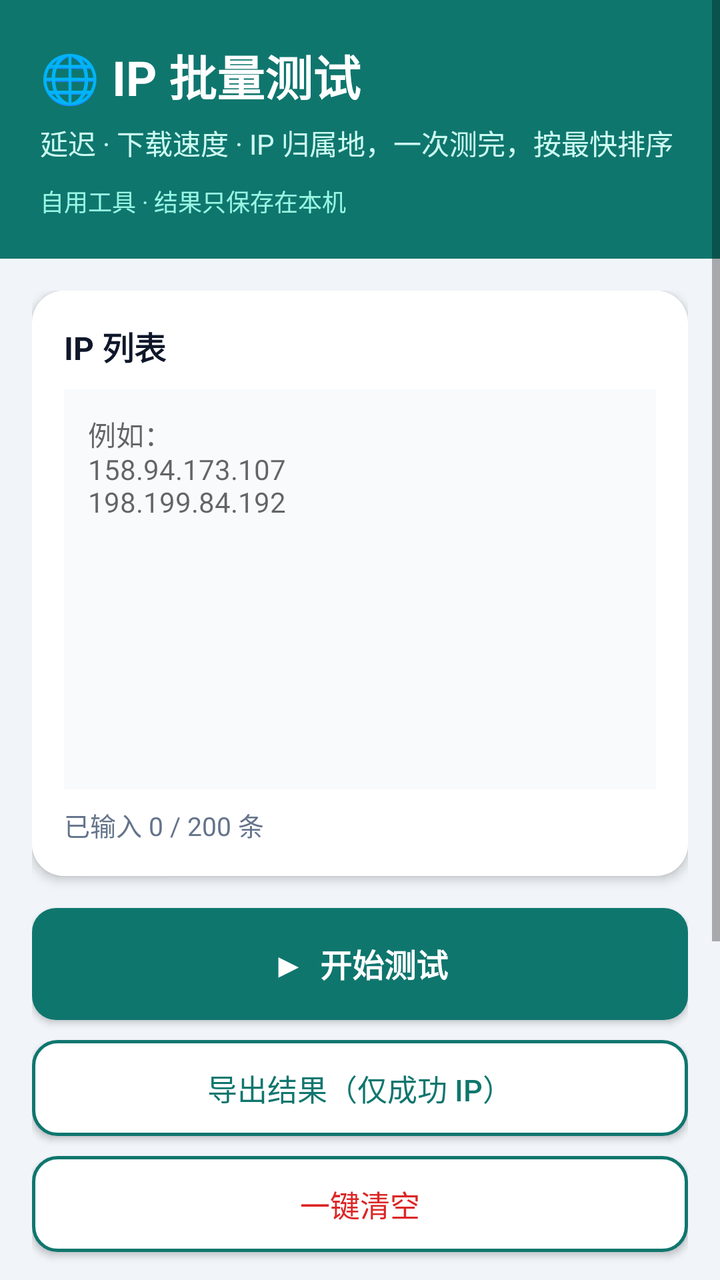
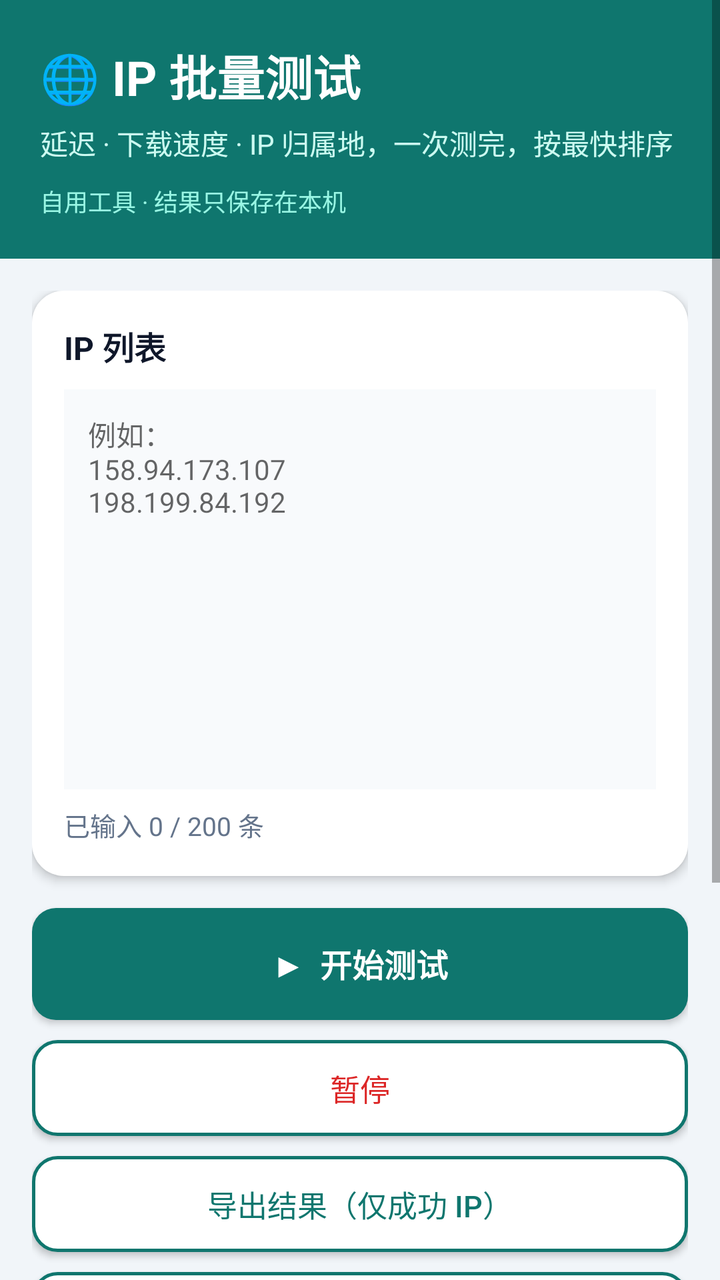

An Android layout rendered at two revisions. The XML below is the earlier revision; the diff shows what the commit changed to produce the second picture.
<!-- AndroidManifest.xml: application theme Theme.AppCompat.Light -->
<!-- res/layout/activity_main.xml -->
<?xml version="1.0" encoding="utf-8"?>
<ScrollView xmlns:android="http://schemas.android.com/apk/res/android"
    android:layout_width="match_parent" android:layout_height="match_parent"
    android:background="#F1F5F9" android:fillViewport="true">
    <LinearLayout android:layout_width="match_parent" android:layout_height="wrap_content" android:orientation="vertical">

        
        <LinearLayout android:layout_width="match_parent" android:layout_height="wrap_content"
            android:background="#0F766E" android:orientation="vertical" android:padding="20dp">
            <TextView android:layout_width="wrap_content" android:layout_height="wrap_content"
                android:text="🌐 IP 批量测试" android:textColor="#FFFFFF" android:textSize="24sp" android:textStyle="bold" />
            <TextView android:layout_width="wrap_content" android:layout_height="wrap_content"
                android:text="延迟 · 下载速度 · IP 归属地，一次测完，按最快排序" android:textColor="#CCFBF1" android:textSize="14sp" android:layout_marginTop="6dp" />
            <TextView android:layout_width="wrap_content" android:layout_height="wrap_content"
                android:text="自用工具 · 结果只保存在本机" android:textColor="#99F6E4" android:textSize="12sp" android:layout_marginTop="10dp" />
        </LinearLayout>

        <LinearLayout android:layout_width="match_parent" android:layout_height="wrap_content"
            android:orientation="vertical" android:padding="16dp">

            
            <LinearLayout android:layout_width="match_parent" android:layout_height="wrap_content"
                android:background="@drawable/bg_card" android:elevation="3dp" android:orientation="vertical" android:padding="16dp">
                <TextView android:layout_width="wrap_content" android:layout_height="wrap_content"
                    android:text="IP 列表" android:textSize="16sp" android:textStyle="bold" android:textColor="#0F172A" />
                <EditText android:id="@+id/input" android:layout_width="match_parent" android:layout_height="wrap_content"
                    android:minHeight="200dp" android:background="#F8FAFC" android:gravity="top" android:padding="12dp"
                    android:hint="例如：&#10;158.94.173.107&#10;198.199.84.192"
                    android:inputType="textMultiLine" android:textSize="14sp" android:layout_marginTop="10dp"
                    android:scrollbars="none" android:overScrollMode="never" android:isScrollContainer="false" />
                <TextView android:id="@+id/count" android:layout_width="wrap_content" android:layout_height="wrap_content"
                    android:text="已输入 0 / 200 条" android:textColor="#64748B" android:textSize="13sp" android:layout_marginTop="8dp" />
            </LinearLayout>

            <Button android:id="@+id/btnTest" android:layout_width="match_parent" android:layout_height="56dp"
                android:background="@drawable/bg_button_primary" android:text="▶  开始测试" android:textColor="#FFFFFF"
                android:textSize="16sp" android:textStyle="bold" android:layout_marginTop="16dp" />
            <Button android:id="@+id/btnExport" android:layout_width="match_parent" android:layout_height="48dp"
                android:background="@drawable/bg_button_outline" android:text="导出结果（仅成功 IP）" android:textColor="#0F766E"
                android:textSize="15sp" android:layout_marginTop="10dp" />
            <Button android:id="@+id/btnClear" android:layout_width="match_parent" android:layout_height="48dp"
                android:background="@drawable/bg_button_outline" android:text="一键清空" android:textColor="#DC2626"
                android:textSize="15sp" android:layout_marginTop="10dp" />

            <TextView android:id="@+id/status" android:layout_width="match_parent" android:layout_height="wrap_content"
                android:background="@drawable/bg_status" android:padding="12dp" android:text="还没开始测试"
                android:textColor="#115E59" android:textSize="14sp" android:layout_marginTop="16dp" />

            
            <LinearLayout android:layout_width="match_parent" android:layout_height="wrap_content"
                android:background="@drawable/bg_card" android:elevation="3dp" android:orientation="vertical"
                android:padding="16dp" android:layout_marginTop="16dp">
                <TextView android:layout_width="wrap_content" android:layout_height="wrap_content"
                    android:text="📊 测试结果（按延迟从低到高）" android:textSize="16sp" android:textStyle="bold" android:textColor="#0F172A" />
                <TextView android:id="@+id/output" android:layout_width="match_parent" android:layout_height="wrap_content"
                    android:text="结果会显示在这里" android:textColor="#334155" android:textSize="14sp"
                    android:lineSpacingExtra="4dp" android:textIsSelectable="true" android:layout_marginTop="10dp" />
            </LinearLayout>

            <TextView android:layout_width="wrap_content" android:layout_height="wrap_content"
                android:text="提示：延迟用 URL 请求实测，会自动试 443、80、8443、8080、2053、2083、2087、2096、8880 这些常用端口；失败的 IP 不显示在结果里；导出结果只导出测试成功的 IP。"
                android:textColor="#94A3B8" android:textSize="12sp" android:layout_marginTop="14dp" />
        </LinearLayout>
    </LinearLayout>
</ScrollView>
<!-- resources referenced by this layout -->
<resources>
  <!-- drawable bg_button_outline (drawable) -->
  <?xml version="1.0" encoding="utf-8"?>
  <shape xmlns:android="http://schemas.android.com/apk/res/android" android:shape="rectangle">
      <solid android:color="#FFFFFF" />
      <stroke android:width="1.5dp" android:color="#0F766E" />
      <corners android:radius="12dp" />
  </shape>
  <!-- drawable bg_button_primary (drawable) -->
  <?xml version="1.0" encoding="utf-8"?>
  <shape xmlns:android="http://schemas.android.com/apk/res/android" android:shape="rectangle">
      <solid android:color="#0F766E" />
      <corners android:radius="12dp" />
  </shape>
  <!-- drawable bg_card (drawable) -->
  <?xml version="1.0" encoding="utf-8"?>
  <shape xmlns:android="http://schemas.android.com/apk/res/android" android:shape="rectangle">
      <solid android:color="#FFFFFF" />
      <corners android:radius="16dp" />
  </shape>
  <!-- drawable bg_status (drawable) -->
  <?xml version="1.0" encoding="utf-8"?>
  <shape xmlns:android="http://schemas.android.com/apk/res/android" android:shape="rectangle">
      <solid android:color="#CCFBF1" />
      <corners android:radius="10dp" />
  </shape>
</resources>

<!-- the commit's change to res/layout/activity_main.xml (unified diff, before → after) -->
@@ -35,6 +35,9 @@
             <Button android:id="@+id/btnTest" android:layout_width="match_parent" android:layout_height="56dp"
                 android:background="@drawable/bg_button_primary" android:text="▶  开始测试" android:textColor="#FFFFFF"
                 android:textSize="16sp" android:textStyle="bold" android:layout_marginTop="16dp" />
+            <Button android:id="@+id/btnPause" android:layout_width="match_parent" android:layout_height="48dp"
+                android:background="@drawable/bg_button_outline" android:text="暂停" android:textColor="#DC2626"
+                android:textSize="15sp" android:layout_marginTop="10dp" />
             <Button android:id="@+id/btnExport" android:layout_width="match_parent" android:layout_height="48dp"
                 android:background="@drawable/bg_button_outline" android:text="导出结果（仅成功 IP）" android:textColor="#0F766E"
                 android:textSize="15sp" android:layout_marginTop="10dp" />
